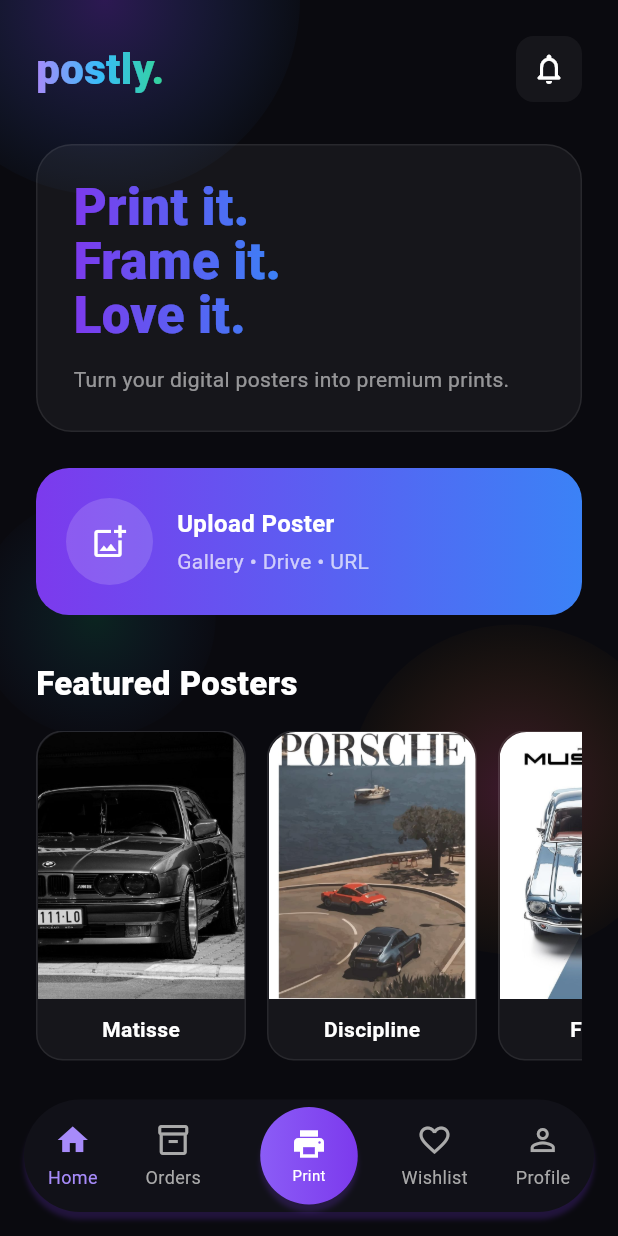
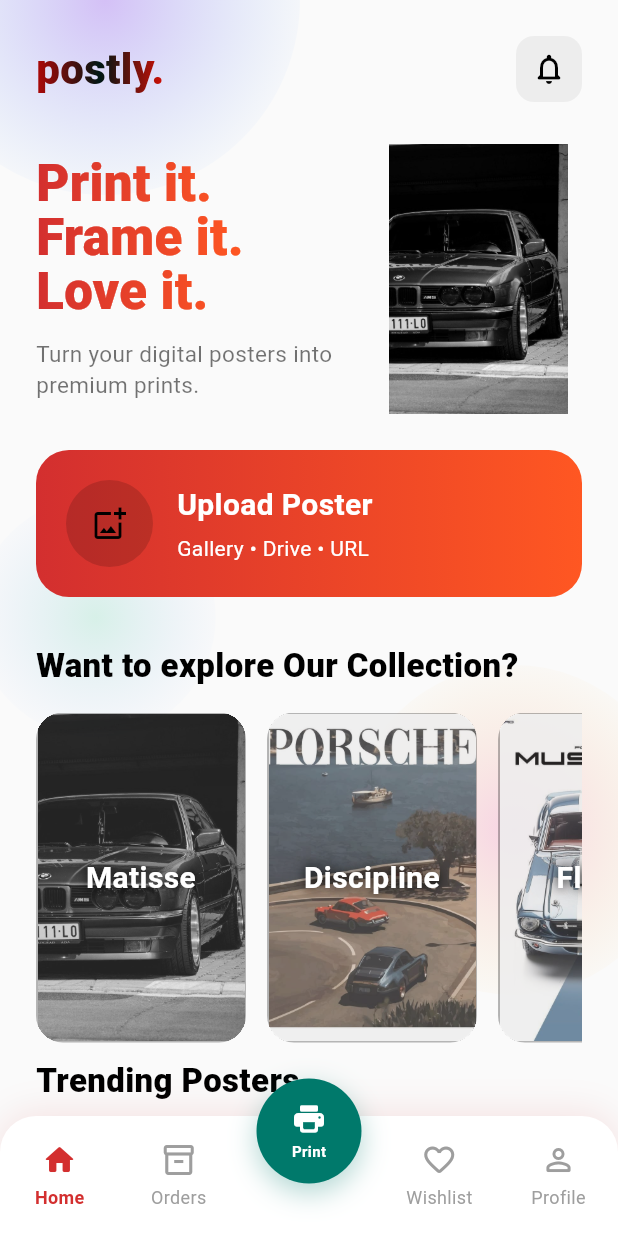
Before and after one commit to SWASTIKA567/Posters-application, a Flutter app: the HomeView screen opened directly, on a phone screen of 412 x 824 dp. Run offline on Flutter 3.47's test engine with Material 3 defaults, Android fonts, the phone set to English and light mode, and no system bars; our stand-ins replace firebase_auth, firebase_core, get, google_sign_in; accounts and stored records are empty; Roboto replaces fonts that are missing (SpaceGrotesk).

Commit message:
implement new structure in home screen

```diff
--- /dev/null
+++ b/lib/themes/app_colors.dart
@@ -0,0 +1,19 @@
+import 'package:flutter/material.dart';
+
+class AppColors {
+  AppColors._();
+
+  static const Color bg = Color(0xFFFAFAFA);
+
+  static const Color primary = Color(0xFFD32F2F);
+
+  static const List<Color> primaryGrad = [Color(0xFFD32F2F), Color(0xFFFF5722)];
+
+  static const List<Color> logoGrad = [
+    Color(0xFFD32F2F),
+    Color(0xFF00796B),
+    Color(0xFFFF5722),
+  ];
+
+  static const List<Color> tealOrange = [Color(0xFF00796B), Color(0xFFFF5722)];
+}
--- a/lib/views/home_view.dart
+++ b/lib/views/home_view.dart
@@ -5,6 +5,7 @@
 import '../controller/home_controller.dart';
 import '../widgets/poster_card.dart';
 import '../widgets/custom_bottom_navbar.dart';
+import '../themes/app_colors.dart';
 
 class HomeView extends StatefulWidget {
   const HomeView({super.key});
@@ -59,7 +60,7 @@
   @override
   Widget build(BuildContext context) {
     return Scaffold(
-      backgroundColor: _AppColors.bg,
+      backgroundColor: AppColors.bg,
       bottomNavigationBar: CustomBottomNavBar(
         selectedIndex: selectedIndex,
 
@@ -121,7 +122,7 @@
                         const SizedBox(height: 24),
                         _buildUploadCard(),
                         const SizedBox(height: 30),
-                        _sectionTitle("Featured Posters"),
+                        _sectionTitle("Want to explore Our Collection?"),
                         const SizedBox(height: 16),
                         SizedBox(
                           height: 220,
@@ -140,7 +141,7 @@
                           ),
                         ),
                         const SizedBox(height: 10),
-                        _sectionTitle("Recent Posters"),
+                        _sectionTitle("Trending Posters"),
                         const SizedBox(height: 16),
                         SizedBox(
                           height: 220,
@@ -175,13 +176,13 @@
       children: [
         ShaderMask(
           shaderCallback: (b) =>
-              const LinearGradient(colors: _AppColors.logoGrad).createShader(b),
-          child: const Text(
+              const LinearGradient(colors: AppColors.logoGrad).createShader(b),
+          child: Text(
             "postly.",
             style: TextStyle(
               fontSize: 28,
               fontWeight: FontWeight.w800,
-              color: Colors.white,
+              color: AppColors.primaryGrad[0],
             ),
           ),
         ),
@@ -189,12 +190,12 @@
         Container(
           padding: const EdgeInsets.all(10),
           decoration: BoxDecoration(
-            color: Colors.white.withOpacity(.05),
+            color: Colors.black.withOpacity(.05),
             borderRadius: BorderRadius.circular(12),
           ),
           child: const Icon(
             Icons.notifications_none_rounded,
-            color: Colors.white,
+            color: Colors.black,
           ),
         ),
       ],
@@ -202,19 +203,16 @@
   }
 
   Widget _buildHero() {
-    return Container(
-      padding: const EdgeInsets.all(24),
-      decoration: BoxDecoration(
-        borderRadius: BorderRadius.circular(24),
-        color: Colors.white.withOpacity(.05),
-        border: Border.all(color: Colors.white.withOpacity(.08)),
-      ),
+    return Row(
+      children: [
+        Expanded(
+          flex: 6,
           child: Column(
             crossAxisAlignment: CrossAxisAlignment.start,
             children: [
               ShaderMask(
                 shaderCallback: (b) => const LinearGradient(
-              colors: _AppColors.primaryGrad,
+                  colors: AppColors.primaryGrad,
                 ).createShader(b),
                 child: const Text(
                   "Print it.\nFrame it.\nLove it.",
@@ -226,13 +224,29 @@
                   ),
                 ),
               ),
-          const SizedBox(height: 14),
+              const SizedBox(height: 12),
               Text(
                 "Turn your digital posters into premium prints.",
-            style: TextStyle(color: Colors.white.withOpacity(.55)),
+                style: TextStyle(
+                  color: Colors.black.withOpacity(.55),
+                  fontSize: 15,
+                ),
               ),
             ],
           ),
+        ),
+
+        const SizedBox(width: 20),
+
+        Expanded(
+          flex: 4,
+          child: Image.asset(
+            'assets/posters/poster1.jpg',
+            height: 180,
+            fit: BoxFit.contain,
+          ),
+        ),
+      ],
     );
   }
 
@@ -241,7 +255,7 @@
       padding: const EdgeInsets.all(20),
       decoration: BoxDecoration(
         borderRadius: BorderRadius.circular(22),
-        gradient: const LinearGradient(colors: _AppColors.primaryGrad),
+        gradient: const LinearGradient(colors: AppColors.primaryGrad),
       ),
       child: Row(
         children: [
@@ -249,31 +263,31 @@
             width: 58,
             height: 58,
             decoration: BoxDecoration(
-              color: Colors.white.withOpacity(.15),
+              color: Colors.black.withOpacity(.15),
               shape: BoxShape.circle,
             ),
             child: const Icon(
               Icons.add_photo_alternate_outlined,
-              color: Colors.white,
+              color: Colors.black,
             ),
           ),
           const SizedBox(width: 16),
-          const Expanded(
+          Expanded(
             child: Column(
               crossAxisAlignment: CrossAxisAlignment.start,
               children: [
-                Text(
+                const Text(
                   "Upload Poster",
                   style: TextStyle(
                     color: Colors.white,
                     fontWeight: FontWeight.w700,
-                    fontSize: 16,
+                    fontSize: 20,
                   ),
                 ),
-                SizedBox(height: 4),
+                const SizedBox(height: 4),
                 Text(
                   "Gallery • Drive • URL",
-                  style: TextStyle(color: Colors.white70),
+                  style: TextStyle(color: Colors.white),
                 ),
               ],
             ),
@@ -289,23 +303,10 @@
       style: const TextStyle(
         fontSize: 22,
         fontWeight: FontWeight.w800,
-        color: Colors.white,
+        color: Colors.black,
       ),
     );
   }
-}
-
-// ─── COLORS ───────────────────────────────────────────────────────────────────
-class _AppColors {
-  static const bg = Color(0xFF0A0A0F);
-
-  static const List<Color> primaryGrad = [Color(0xFF7C3AED), Color(0xFF3B82F6)];
-
-  static const List<Color> logoGrad = [
-    Color(0xFFA78BFA),
-    Color(0xFF38BDF8),
-    Color(0xFF34D399),
-  ];
 }
 
 // ─── BLOB ─────────────────────────────────────────────────────────────────────
--- a/lib/views/register_view.dart
+++ b/lib/views/register_view.dart
@@ -2,6 +2,7 @@
 import 'package:get/get.dart';
 import 'dart:math' as math;
 import '../controller/register_controller.dart';
+import '../themes/app_colors.dart';
 
 class RegisterView extends StatefulWidget {
   const RegisterView({super.key});
@@ -55,13 +56,13 @@
   @override
   Widget build(BuildContext context) {
     return Scaffold(
-      backgroundColor: _AppColors.bg,
+      backgroundColor: AppColors.bg,
       resizeToAvoidBottomInset: true,
       body: Stack(
         children: [
           _Blob(
             ctrl: _blob1,
-            colors: [const Color(0xFF7C3AED), const Color(0xFF3B82F6)],
+            colors: AppColors.logoGrad,
             size: 260,
             top: -100,
             left: -80,
@@ -71,7 +72,7 @@
           ),
           _Blob(
             ctrl: _blob2,
-            colors: [const Color(0xFFEC4899), const Color(0xFFF59E0B)],
+            colors: AppColors.logoGrad,
             size: 200,
             bottom: 100,
             right: -60,
@@ -169,7 +170,7 @@
       children: [
         ShaderMask(
           shaderCallback: (b) =>
-              const LinearGradient(colors: _AppColors.logoGrad).createShader(b),
+              const LinearGradient(colors: AppColors.logoGrad).createShader(b),
           child: const Text(
             'postly.',
             style: TextStyle(
@@ -204,7 +205,7 @@
                       height: 5,
                       decoration: BoxDecoration(
                         shape: BoxShape.circle,
-                        color: _AppColors.purple.withOpacity(
+                        color: AppColors.primary.withOpacity(
                           0.5 + _pulseCtrl.value * 0.5,
                         ),
                       ),
@@ -247,7 +248,7 @@
               WidgetSpan(
                 child: ShaderMask(
                   shaderCallback: (b) => const LinearGradient(
-                    colors: _AppColors.pinkPurple,
+                    colors: AppColors.logoGrad,
                   ).createShader(b),
                   child: const Text(
                     'poster community.',
@@ -345,7 +346,7 @@
               padding: const EdgeInsets.symmetric(vertical: 15),
               decoration: BoxDecoration(
                 borderRadius: BorderRadius.circular(16),
-                gradient: const LinearGradient(colors: _AppColors.primaryGrad),
+                gradient: const LinearGradient(colors: AppColors.primaryGrad),
                 boxShadow: [
                   BoxShadow(
                     color: const Color(0xFF7C3AED).withOpacity(0.4),
@@ -397,7 +398,7 @@
                 style: TextStyle(
                   fontSize: 13,
                   fontWeight: FontWeight.w600,
-                  color: _AppColors.purple,
+                  color: AppColors.primary,
                 ),
               ),
             ),
@@ -432,19 +433,6 @@
       ),
     );
   }
-}
-
-// ─── COLORS ───────────────────────────────────────────────────────────────────
-class _AppColors {
-  static const bg = Color(0xFF0A0A0F);
-  static const purple = Color(0xFFA78BFA);
-  static const List<Color> primaryGrad = [Color(0xFF7C3AED), Color(0xFF3B82F6)];
-  static const List<Color> logoGrad = [
-    Color(0xFFA78BFA),
-    Color(0xFF38BDF8),
-    Color(0xFF34D399),
-  ];
-  static const List<Color> pinkPurple = [Color(0xFFA78BFA), Color(0xFFF472B6)];
 }
 
 // ─── BLOB ─────────────────────────────────────────────────────────────────────
--- a/lib/widgets/custom_bottom_navbar.dart
+++ b/lib/widgets/custom_bottom_navbar.dart
@@ -12,30 +12,36 @@
     required this.onCenterTap,
   });
 
+  static const Color primaryRed = Color(0xFFD32F2F);
+  static const Color teal = Color(0xFF00796B);
+  static const Color orange = Color(0xFFFF5722);
+
   @override
   Widget build(BuildContext context) {
     return Container(
-      margin: const EdgeInsets.all(16),
-      height: 75,
+      height: 80,
       decoration: BoxDecoration(
-        color: const Color(0xFF111118),
-        borderRadius: BorderRadius.circular(40),
+        color: Colors.white,
+        borderRadius: const BorderRadius.only(
+          topLeft: Radius.circular(24),
+          topRight: Radius.circular(24),
+        ),
         boxShadow: [
           BoxShadow(
-            color: const Color(0xFF7C3AED).withOpacity(.2),
-
-            blurRadius: 2,
-            offset: const Offset(0, 5),
+            color: primaryRed.withOpacity(.12),
+            blurRadius: 20,
+            offset: const Offset(0, -2),
           ),
         ],
       ),
       child: Stack(
+        clipBehavior: Clip.none,
         alignment: Alignment.topCenter,
         children: [
           Row(
             mainAxisAlignment: MainAxisAlignment.spaceAround,
             children: [
-              _navItem(icon: Icons.home, title: "Home", index: 0),
+              _navItem(icon: Icons.home_rounded, title: "Home", index: 0),
 
               _navItem(
                 icon: Icons.inventory_2_outlined,
@@ -43,46 +49,52 @@
                 index: 1,
               ),
 
-              const SizedBox(width: 70),
+              const SizedBox(width: 80),
 
               _navItem(
-                icon: Icons.favorite_border,
+                icon: Icons.favorite_border_rounded,
                 title: "Wishlist",
                 index: 2,
               ),
 
-              _navItem(icon: Icons.person_outline, title: "Profile", index: 3),
+              _navItem(
+                icon: Icons.person_outline_rounded,
+                title: "Profile",
+                index: 3,
+              ),
             ],
           ),
 
           Positioned(
-            top: 5,
+            top: -25,
             child: GestureDetector(
               onTap: onCenterTap,
               child: Container(
-                height: 65,
-                width: 65,
+                height: 70,
+                width: 70,
                 decoration: BoxDecoration(
                   shape: BoxShape.circle,
-                  gradient: const LinearGradient(
-                    colors: [Color(0xff8B5CF6), Color(0xff7C3AED)],
-                  ),
+                  color: const Color(0xFF00796B),
                   boxShadow: [
                     BoxShadow(
-                      color: const Color(0xFF7C3AED).withOpacity(0.2),
-                      blurRadius: 2,
-                      offset: const Offset(0, 5),
+                      color: const Color(0xFF00796B).withOpacity(.30),
+                      blurRadius: 15,
+                      offset: const Offset(0, 6),
                     ),
                   ],
                 ),
                 child: const Column(
                   mainAxisAlignment: MainAxisAlignment.center,
                   children: [
-                    Icon(Icons.print, color: Colors.white),
+                    Icon(Icons.print_rounded, color: Colors.white, size: 24),
                     SizedBox(height: 2),
                     Text(
                       "Print",
-                      style: TextStyle(color: Colors.white, fontSize: 10),
+                      style: TextStyle(
+                        color: Colors.white,
+                        fontSize: 10,
+                        fontWeight: FontWeight.w600,
+                      ),
                     ),
                   ],
                 ),
@@ -103,27 +115,24 @@
 
     return GestureDetector(
       onTap: () => onTap(index),
+      child: SizedBox(
+        width: 65,
         child: Column(
           mainAxisAlignment: MainAxisAlignment.center,
           children: [
-          Icon(
-            icon,
-            color: isSelected
-                ? const Color(0xFFA78BFA)
-                : const Color(0xFFAAAAAA),
-          ),
+            Icon(icon, size: 24, color: isSelected ? primaryRed : Colors.grey),
             const SizedBox(height: 4),
             Text(
               title,
               style: TextStyle(
-              color: isSelected
-                  ? const Color(0xFFA78BFA)
-                  : const Color(0xFFAAAAAA),
                 fontSize: 12,
+                fontWeight: isSelected ? FontWeight.w700 : FontWeight.w400,
+                color: isSelected ? primaryRed : Colors.grey,
               ),
             ),
           ],
         ),
+      ),
     );
   }
 }
--- a/lib/widgets/poster_card.dart
+++ b/lib/widgets/poster_card.dart
@@ -5,11 +5,7 @@
   final String title;
   final String image;
 
-  const PosterCard({
-    super.key,
-    required this.title,
-    required this.image,
-  });
+  const PosterCard({super.key, required this.title, required this.image});
 
   @override
   Widget build(BuildContext context) {
@@ -18,32 +14,40 @@
       margin: const EdgeInsets.only(right: 14),
       decoration: BoxDecoration(
         borderRadius: BorderRadius.circular(18),
-        color: Colors.white.withOpacity(.05),
-        border: Border.all(
-          color: Colors.white.withOpacity(.08),
+        color: Colors.black.withOpacity(.3),
+        border: Border.all(color: Colors.white.withOpacity(.08)),
       ),
-      ),
-      child: Column(
+      clipBehavior: Clip.hardEdge,
+      child: Stack(
+        fit: StackFit.expand,
         children: [
-          Expanded(
-            child: ClipRRect(
-              borderRadius: const BorderRadius.vertical(
-                top: Radius.circular(18),
-              ),
+          // Faded background image
+          Opacity(
+            opacity: 0.8,
             child: Image.asset(
               image,
               width: double.infinity,
               fit: BoxFit.cover,
             ),
           ),
-          ),
-          Padding(
-            padding: const EdgeInsets.all(10),
+
+          // Center text — no box, just shadow for readability
+          Center(
+            child: Padding(
+              padding: const EdgeInsets.symmetric(horizontal: 12),
               child: Text(
                 title,
+                textAlign: TextAlign.center,
                 style: const TextStyle(
                   color: Colors.white,
-                fontWeight: FontWeight.w600,
+                  fontWeight: FontWeight.w700,
+                  fontSize: 20,
+                  height: 1.3,
+                  shadows: [
+                    Shadow(blurRadius: 8, color: Colors.black87),
+                    Shadow(blurRadius: 20, color: Colors.black54),
+                  ],
+                ),
               ),
             ),
           ),
```
Lines whose indentation alone changed are shown as unchanged.
